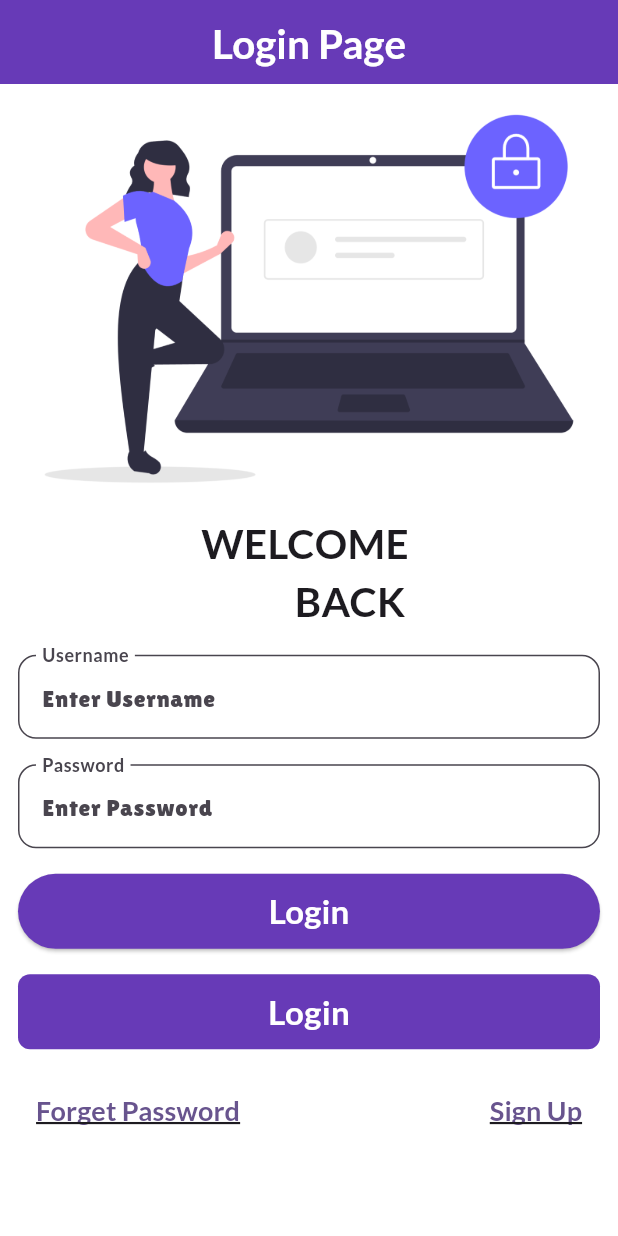
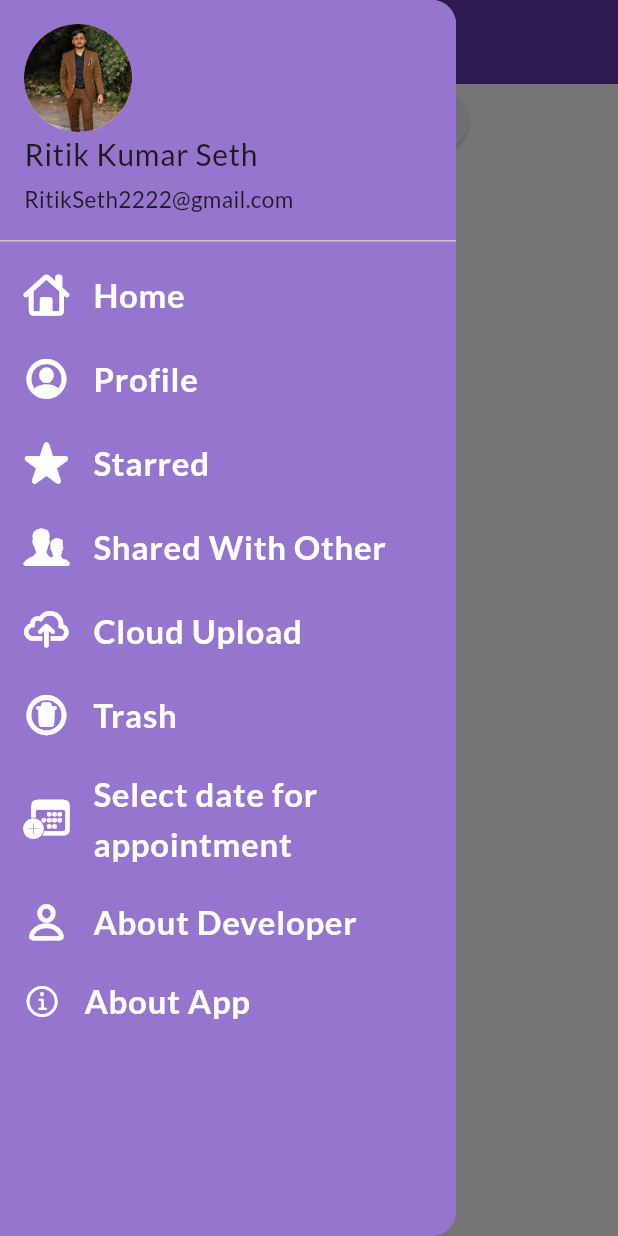
Before and after one commit to SethRitikCoder/practice_and_learning, a Flutter app: the screen it shows after launch, with the side drawer open (before the commit the screen has no drawer), on a phone screen of 412 x 824 dp. Run offline on Flutter 3.47's test engine with Material 3 defaults, Android fonts, the phone set to English and light mode, and no system bars; our stand-ins replace google_fonts.

Commit message:
learn validation and drawer and make this without any help

```diff
--- a/lib/main.dart
+++ b/lib/main.dart
@@ -26,11 +26,11 @@ class MyApp extends StatelessWidget {
         useMaterial3: true,
       ),
 
-      initialRoute: "login",
+      initialRoute: "home",
       routes: {
         "login": (context) => MyLoginPage(),
         "home": (context) => MyHomePage(),
-        "valid":(context) => MyValidation(),
+        "valid": (context) => MyValidation(),
       },
     );
   }
--- a/lib/pages/homepage.dart
+++ b/lib/pages/homepage.dart
@@ -1,5 +1,8 @@
 import 'package:flutter/material.dart';
 import 'package:make_app/pages/loginpage.dart';
+import 'package:make_app/ulities/text.dart';
+import 'package:make_app/widget/drawer.dart';
+import 'package:make_app/widget/drawer2.dart';
 
 class MyHomePage extends StatefulWidget {
   const MyHomePage({super.key});
@@ -27,14 +30,17 @@ class _MyHomePageState extends State<MyHomePage> {
       ),
       body: Column(
         children: [
-          ElevatedButton(
-            onPressed: () {
-              Navigator.pushNamed(context, "login");
-            },
-            child: Text("Go To Login Page"),
+          Center(
+            child: ElevatedButton(
+              onPressed: () {
+                Navigator.pushNamed(context, "login");
+              },
+              child: textdef("Go To Login Page", 22, color: Colors.cyan),
+            ),
           ),
         ],
       ),
+      drawer: MyDrawerer(),
     );
   }
 }
--- a/lib/pages/loginpage.dart
+++ b/lib/pages/loginpage.dart
@@ -1,6 +1,6 @@
 import 'package:flutter/material.dart';
 import 'package:google_fonts/google_fonts.dart';
-import 'package:make_app/pages/homepage.dart';
+
 import 'package:make_app/ulities/commontoast.dart';
 
 class MyLoginPage extends StatefulWidget {
--- /dev/null
+++ b/lib/ulities/text.dart
@@ -0,0 +1,20 @@
+import "package:flutter/material.dart";
+import "package:google_fonts/google_fonts.dart";
+
+Widget textdef(
+  String data,
+  double size, {
+  Color? color,
+  FontWeight? weight,
+  String? family,
+}) {
+  return Text(
+    data,
+    style: TextStyle(
+      fontSize: size,
+      color: color,
+      fontWeight: weight,
+      fontFamily: family ?? GoogleFonts.lato().fontFamily,
+    ),
+  );
+}
--- /dev/null
+++ b/lib/widget/drawer2.dart
@@ -0,0 +1,165 @@
+import 'package:flutter/cupertino.dart';
+import 'package:flutter/material.dart';
+import 'package:make_app/ulities/text.dart';
+
+class MyDrawerer extends StatelessWidget {
+  final imageurl = "lib/images/Ritik_Seth.jpeg";
+  const MyDrawerer({super.key});
+
+  @override
+  Widget build(BuildContext context) {
+    return Drawer(
+      backgroundColor: Colors.deepPurple.shade300,
+      child: Container(
+        child: ListView(
+          children: [
+            UserAccountsDrawerHeader(
+              decoration: BoxDecoration(color: Colors.deepPurple.shade300),
+              accountName: textdef("Ritik Kumar Seth", 20),
+              accountEmail: textdef("RitikSeth2222@gmail.com", 15),
+              currentAccountPicture: CircleAvatar(
+                backgroundImage: AssetImage(imageurl),
+              ),
+            ),
+            ListTile(
+              leading: Icon(
+                CupertinoIcons.home,
+                size: 30,
+                color: Colors.white,
+                fontWeight: FontWeight.bold,
+              ),
+              title: textdef(
+                "Home",
+                22,
+                color: Colors.white,
+                weight: FontWeight.bold,
+              ),
+            ),
+
+            ListTile(
+              leading: Icon(
+                CupertinoIcons.profile_circled,
+                size: 30,
+                color: Colors.white,
+                fontWeight: FontWeight.bold,
+              ),
+              title: textdef(
+                "Profile",
+                22,
+                color: Colors.white,
+                weight: FontWeight.bold,
+              ),
+            ),
+
+            ListTile(
+              leading: Icon(
+                CupertinoIcons.star_fill,
+                size: 30,
+                color: Colors.white,
+                fontWeight: FontWeight.bold,
+              ),
+              title: textdef(
+                "Starred",
+                22,
+                color: Colors.white,
+                weight: FontWeight.bold,
+              ),
+            ),
+
+            ListTile(
+              leading: Icon(
+                CupertinoIcons.person_2_alt,
+                size: 30,
+                color: Colors.white,
+                fontWeight: FontWeight.bold,
+              ),
+              title: textdef(
+                "Shared With Other",
+                22,
+                color: Colors.white,
+                weight: FontWeight.bold,
+              ),
+            ),
+
+            ListTile(
+              leading: Icon(
+                CupertinoIcons.cloud_upload,
+                size: 30,
+                color: Colors.white,
+                fontWeight: FontWeight.bold,
+              ),
+              title: textdef(
+                "Cloud Upload",
+                22,
+                color: Colors.white,
+                weight: FontWeight.bold,
+              ),
+            ),
+
+            ListTile(
+              leading: Icon(
+                CupertinoIcons.trash_circle,
+                size: 30,
+                color: Colors.white,
+                fontWeight: FontWeight.bold,
+              ),
+              title: textdef(
+                "Trash",
+                22,
+                color: Colors.white,
+                weight: FontWeight.bold,
+              ),
+            ),
+
+            ListTile(
+              leading: Icon(
+                CupertinoIcons.calendar_badge_plus,
+                size: 30,
+                color: Colors.white,
+                fontWeight: FontWeight.bold,
+              ),
+              title: textdef(
+                "Select date for appointment",
+                22,
+                color: Colors.white,
+                weight: FontWeight.bold,
+              ),
+            ),
+
+            ListTile(
+              leading: Icon(
+                CupertinoIcons.person,
+                size: 30,
+                fontWeight: FontWeight.bold,
+                color: Colors.white,
+              ),
+              title: textdef(
+                "About Developer",
+                22,
+                color: Colors.white,
+                weight: FontWeight.bold,
+              ),
+            ),
+
+            AboutListTile(
+              applicationIcon: CircleAvatar(
+                backgroundImage: AssetImage(imageurl),
+              ),
+              applicationName: "Drawer app Demo",
+              applicationLegalese: "@ 2026 Ritik seth",
+              applicationVersion: "1.0.0",
+              icon: Icon(CupertinoIcons.info, color: Colors.white),
+              dense: true,
+              child: textdef(
+                "About App",
+                22,
+                color: Colors.white,
+                weight: FontWeight.bold,
+              ),
+            ),
+          ],
+        ),
+      ),
+    );
+  }
+}
```
Also changed, not shown: lib/pages/tryvalidatepage.dart (+52 -1 lines), lib/widget/drawer.dart (added, +144 -0 lines), lib/images/Ritik_Seth.jpeg (added).
